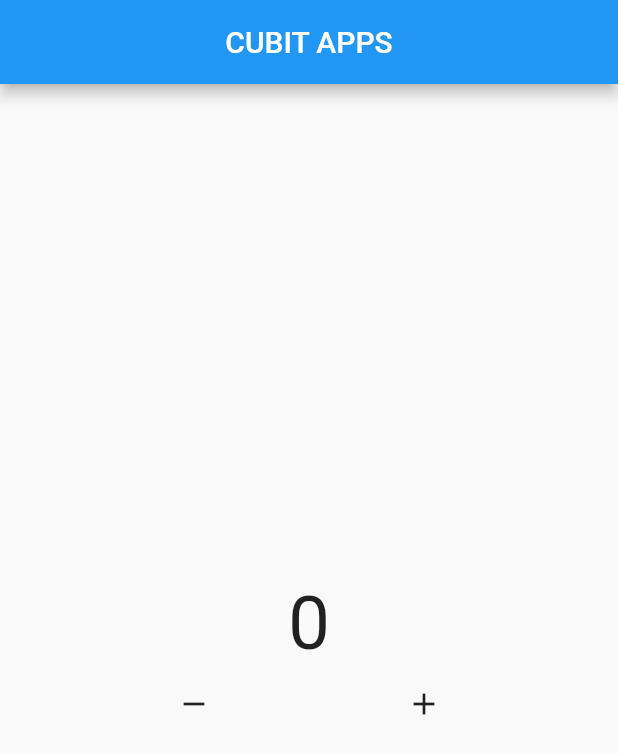
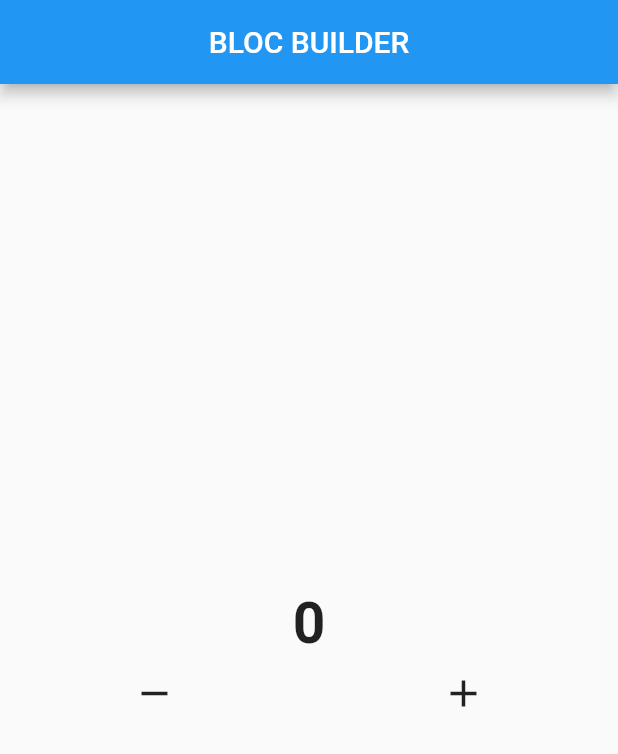
Before and after one commit to Ripat-2345/learn_flutter_bloc, a Flutter app: the screen it shows after launch, after a tap on the "remove" icon, after a tap on the "add" icon, on a phone screen of 412 x 824 dp. Shown: the top 754 px of the screen. Run offline on Flutter 3.47's test engine with Material 2 defaults, Android fonts, the phone set to English and light mode, and no system bars; our stand-ins replace bloc.

Commit message:
Bloc Builder - Not Done

```diff
--- /dev/null
+++ b/lib/bloc/counter.dart
@@ -0,0 +1,22 @@
+import 'package:bloc/bloc.dart';
+
+class Counter extends Cubit<int> {
+  Counter({this.init = 0}) : super(init);
+
+  int init;
+
+  void increment() => emit(state + 1);
+  void decrement() => emit(state - 1);
+
+  @override
+  void onChange(Change<int> change) {
+    super.onChange(change);
+    print(change);
+  }
+
+  @override
+  void onError(Object error, StackTrace stackTrace) {
+    super.onError(error, stackTrace);
+    print(error);
+  }
+}
--- a/lib/main.dart
+++ b/lib/main.dart
@@ -1,5 +1,6 @@
 import 'package:bloc/bloc.dart';
 import 'package:flutter/material.dart';
+import './pages/home/home_page.dart';
 
 void main() {
   runApp(const MyApp());
@@ -16,78 +17,78 @@ class MyApp extends StatelessWidget {
   }
 }
 
-class CounterCubit extends Cubit<int> {
-  CounterCubit({this.inisialData = 0}) : super(inisialData);
+// class CounterCubit extends Cubit<int> {
+//   CounterCubit({this.inisialData = 0}) : super(inisialData);
 
-  int inisialData;
+//   int inisialData;
 
-  void tambahData() {
-    emit(state + 1);
-  }
+//   void tambahData() {
+//     emit(state + 1);
+//   }
 
-  void kurangData() {
-    emit(state - 1);
-  }
+//   void kurangData() {
+//     emit(state - 1);
+//   }
 
-  // bloc punya fitur untuk memantau data
-  @override
-  void onChange(Change<int> change) {
-    super.onChange(change);
-    print(change);
-  }
+//   // bloc punya fitur untuk memantau data
+//   @override
+//   void onChange(Change<int> change) {
+//     super.onChange(change);
+//     print(change);
+//   }
 
-  // bloc punya fitur untuk memantau error
-  @override
-  void onError(Object error, StackTrace stackTrace) {
-    super.onError(error, stackTrace);
-    print(error);
-  }
-}
+//   // bloc punya fitur untuk memantau error
+//   @override
+//   void onError(Object error, StackTrace stackTrace) {
+//     super.onError(error, stackTrace);
+//     print(error);
+//   }
+// }
 
-class HomePage extends StatelessWidget {
-  HomePage({super.key});
+// class HomePage extends StatelessWidget {
+//   HomePage({super.key});
 
-  CounterCubit myCounter = CounterCubit();
+//   CounterCubit myCounter = CounterCubit();
 
-  @override
-  Widget build(BuildContext context) {
-    return Scaffold(
-      appBar: AppBar(
-        title: const Text("CUBIT APPS"),
-        centerTitle: true,
-      ),
-      body: Column(
-        mainAxisAlignment: MainAxisAlignment.center,
-        children: [
-          StreamBuilder(
-            initialData: myCounter.inisialData,
-            stream: myCounter.stream,
-            builder: (context, snapshot) {
-              return Text(
-                snapshot.data.toString(),
-                style: const TextStyle(fontSize: 50),
-              );
-            },
-          ),
-          Row(
-            mainAxisAlignment: MainAxisAlignment.spaceEvenly,
-            children: [
-              IconButton(
-                onPressed: () {
-                  myCounter.kurangData();
-                },
-                icon: const Icon(Icons.remove),
-              ),
-              IconButton(
-                onPressed: () {
-                  myCounter.tambahData();
-                },
-                icon: const Icon(Icons.add),
-              )
-            ],
-          )
-        ],
-      ),
-    );
-  }
-}
+//   @override
+//   Widget build(BuildContext context) {
+//     return Scaffold(
+//       appBar: AppBar(
+//         title: const Text("CUBIT APPS"),
+//         centerTitle: true,
+//       ),
+//       body: Column(
+//         mainAxisAlignment: MainAxisAlignment.center,
+//         children: [
+//           StreamBuilder(
+//             initialData: myCounter.inisialData,
+//             stream: myCounter.stream,
+//             builder: (context, snapshot) {
+//               return Text(
+//                 snapshot.data.toString(),
+//                 style: const TextStyle(fontSize: 50),
+//               );
+//             },
+//           ),
+//           Row(
+//             mainAxisAlignment: MainAxisAlignment.spaceEvenly,
+//             children: [
+//               IconButton(
+//                 onPressed: () {
+//                   myCounter.kurangData();
+//                 },
+//                 icon: const Icon(Icons.remove),
+//               ),
+//               IconButton(
+//                 onPressed: () {
+//                   myCounter.tambahData();
+//                 },
+//                 icon: const Icon(Icons.add),
+//               )
+//             ],
+//           )
+//         ],
+//       ),
+//     );
+//   }
+// }
--- /dev/null
+++ b/lib/pages/home/home_page.dart
@@ -0,0 +1,55 @@
+import 'package:flutter/material.dart';
+import '/bloc/counter.dart';
+
+class HomePage extends StatelessWidget {
+  HomePage({super.key});
+  Counter mycounter = Counter();
+
+  @override
+  Widget build(BuildContext context) {
+    return Scaffold(
+      appBar: AppBar(
+        title: const Text("BLOC BUILDER"),
+        centerTitle: true,
+      ),
+      body: Column(
+        mainAxisAlignment: MainAxisAlignment.center,
+        children: [
+          StreamBuilder(
+            stream: mycounter.stream,
+            builder: (context, snapshot) {
+              return Text(
+                snapshot.data.toString(),
+                style:
+                    const TextStyle(fontSize: 38, fontWeight: FontWeight.w700),
+              );
+            },
+          ),
+          Row(
+            mainAxisAlignment: MainAxisAlignment.spaceAround,
+            children: [
+              IconButton(
+                onPressed: () {
+                  mycounter.decrement();
+                },
+                icon: const Icon(
+                  Icons.remove,
+                  size: 30,
+                ),
+              ),
+              IconButton(
+                onPressed: () {
+                  mycounter.increment();
+                },
+                icon: const Icon(
+                  Icons.add,
+                  size: 30,
+                ),
+              )
+            ],
+          )
+        ],
+      ),
+    );
+  }
+}
```
